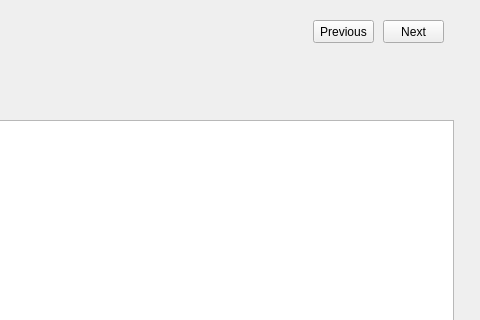
Before: the Qt Designer form globalreq/QAA.ui in SyedMTaseen/DataSeed, drawn with Qt 5; both pictures show x 287 to 767 and y 0 to 320 of the 767 by 704 pixel window.
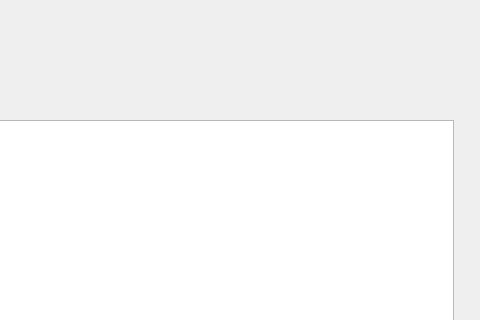
After: the same form once the commit is applied.

Patch:
```diff
--- a/globalreq/QAA.ui
+++ b/globalreq/QAA.ui
@@ -58,32 +58,6 @@
      <string>Requested By:</string>
     </property>
    </widget>
-   <widget class="QPushButton" name="pushButton_2">
-    <property name="geometry">
-     <rect>
-      <x>600</x>
-      <y>20</y>
-      <width>61</width>
-      <height>23</height>
-     </rect>
-    </property>
-    <property name="text">
-     <string>Previous</string>
-    </property>
-   </widget>
-   <widget class="QPushButton" name="pushButton_3">
-    <property name="geometry">
-     <rect>
-      <x>670</x>
-      <y>20</y>
-      <width>61</width>
-      <height>23</height>
-     </rect>
-    </property>
-    <property name="text">
-     <string>Next</string>
-    </property>
-   </widget>
    <widget class="QPushButton" name="comentButton">
     <property name="geometry">
      <rect>
```
Left out of the diff: 2 changed lines with no effect on the pictures.
